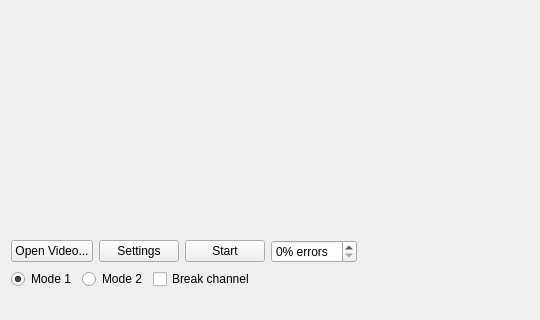
The window that Corrupt/mainwindow.ui (snikulov/vidstream) describes before a commit, drawn with Qt 5; both pictures show x 0 to 540 and y 203 to 523 of the 893 by 523 pixel window.
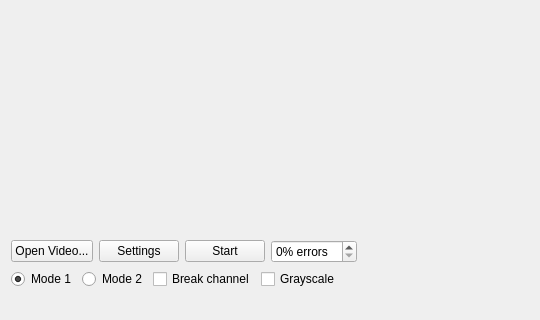
The same window after the commit.

Commit message: added grayscale jpeg encoding

```diff
--- a/Corrupt/mainwindow.ui
+++ b/Corrupt/mainwindow.ui
@@ -115,6 +115,13 @@
         </property>
        </widget>
       </item>
+      <item>
+       <widget class="QCheckBox" name="grayscaleCheckBox">
+        <property name="text">
+         <string>Grayscale</string>
+        </property>
+       </widget>
+      </item>
       <item>
        <spacer name="horizontalSpacer_2">
         <property name="orientation">
```
The commit also changes 5 other files.
